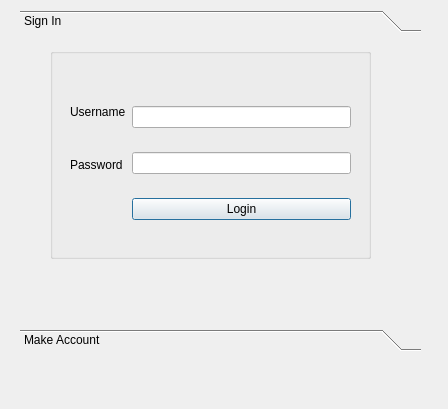
This is MainWindow/login.ui in etyler0/ClassProject as Qt 5 draws it before an edit. The edited form follows.
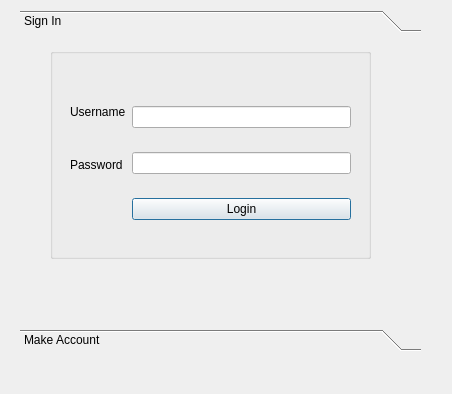
This is the edited form.

Patch:
```diff
--- a/MainWindow/login.ui
+++ b/MainWindow/login.ui
@@ -9,8 +9,8 @@
    <rect>
     <x>0</x>
     <y>0</y>
-    <width>448</width>
-    <height>409</height>
+    <width>452</width>
+    <height>394</height>
    </rect>
   </property>
   <property name="windowTitle">
```
Left out of the diff: 2 changed lines with no effect on the pictures.
